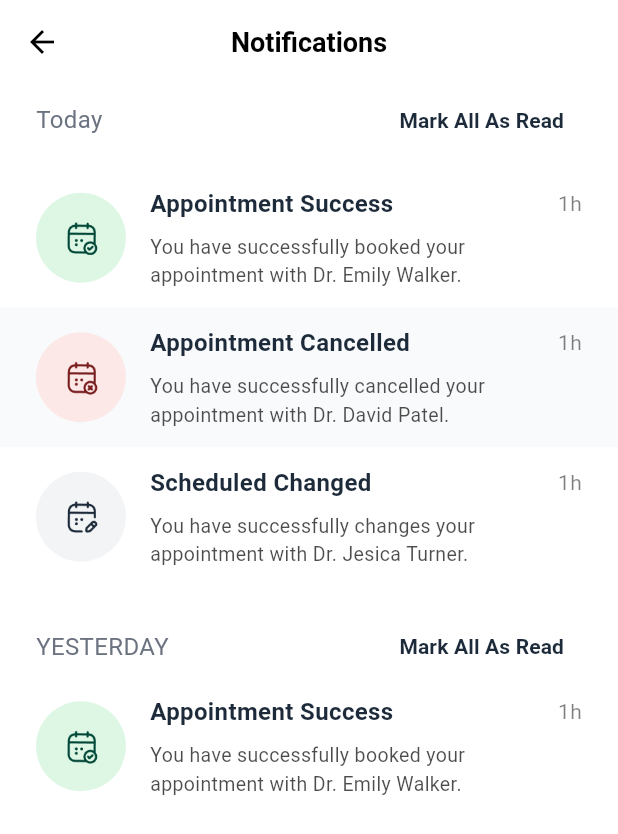
After one commit to AlbireoFinoe/nutrinest, a Flutter app: the NotfPage screen opened directly, on a phone screen of 412 x 824 dp. The commit adds this screen. Shown: the top 834 px of the screen. Run offline on Flutter 3.47's test engine with Material 3 defaults, Android fonts, the phone set to English and light mode, and no system bars.

Commit message:
notif page

```diff
--- a/lib/main.dart
+++ b/lib/main.dart
@@ -1,5 +1,6 @@
 import 'package:flutter/material.dart';
 import 'package:nutrinest_app/page/login_page.dart';
+import 'package:nutrinest_app/page/notif.dart';
 
 void main() {
   runApp(const MyApp());
@@ -18,7 +19,7 @@ class MyApp extends StatelessWidget {
         colorScheme: ColorScheme.fromSeed(seedColor: Colors.deepPurple),
         useMaterial3: true,
       ),
-      home: Login()
+      home: Login(),
     );
   }
 }
--- /dev/null
+++ b/lib/page/notif.dart
@@ -0,0 +1,366 @@
+import 'package:flutter/material.dart';
+
+class NotfPage extends StatefulWidget {
+  const NotfPage({super.key});
+
+  @override
+  State<NotfPage> createState() => _NotfPageState();
+}
+
+class _NotfPageState extends State<NotfPage> {
+  @override
+  Widget build(BuildContext context) {
+    return Scaffold(
+      backgroundColor: Colors.white,
+      appBar: AppBar(
+        backgroundColor: Colors.white,
+        elevation: 0,
+        leading: IconButton(
+          icon: Icon(Icons.arrow_back, color: Colors.black),
+          onPressed: () {
+            Navigator.of(context).pop();
+          },
+        ),
+        centerTitle: true,
+        title: Text(
+          'Notifications',
+          style: TextStyle(
+            color: Colors.black,
+            fontSize: 18,
+            fontWeight: FontWeight.w600,
+          ),
+        ),
+      ),
+      body: SingleChildScrollView(
+        child: Padding(
+          padding: const EdgeInsets.symmetric(),
+          child: Column(
+            crossAxisAlignment: CrossAxisAlignment.start,
+            children: [
+              Padding(
+                padding: const EdgeInsets.symmetric(horizontal: 24),
+                child: Row(
+                  mainAxisAlignment: MainAxisAlignment.spaceBetween,
+                  children: [
+                    Text(
+                      "Today",
+                      style: TextStyle(
+                        fontSize: 16,
+                        fontWeight: FontWeight.w400,
+                        color: Color(0xFF6B7280),
+                      ),
+                    ),
+                    TextButton(
+                      onPressed: () {},
+                      child: Text(
+                        "Mark All As Read",
+                        style: TextStyle(
+                          fontSize: 14,
+                          fontWeight: FontWeight.w700,
+                          color: Color(0xFF1C2A3A),
+                        ),
+                      ),
+                    )
+                  ],
+                ),
+              ),
+              SizedBox(
+                height: 8,
+              ),
+              Container(
+                padding: EdgeInsets.symmetric(vertical: 12),
+                child: Padding(
+                  padding: EdgeInsets.symmetric(horizontal: 24),
+                  child: Row(
+                    children: [
+                      Container(
+                        width: 60.0,
+                        height: 60.0,
+                        decoration: BoxDecoration(
+                          color: Color(0xFFDEF7E5),
+                          shape: BoxShape.circle,
+                        ),
+                        child: Center(
+                          child: Image.asset(
+                            'assets/calendartick.png',
+                            width: 24.0,
+                            height: 24.0,
+                          ),
+                        ),
+                      ),
+                      SizedBox(width: 16.0),
+                      Expanded(
+                        child: Column(
+                          crossAxisAlignment: CrossAxisAlignment.start,
+                          children: [
+                            Row(
+                              mainAxisAlignment: MainAxisAlignment.spaceBetween,
+                              children: [
+                                Text(
+                                  'Appointment Success',
+                                  style: TextStyle(
+                                    fontSize: 16.0,
+                                    fontWeight: FontWeight.w700,
+                                    color: Color(0xFF1C2A3A),
+                                  ),
+                                ),
+                                Text(
+                                  '1h',
+                                  style: TextStyle(
+                                    fontSize: 14.0,
+                                    fontWeight: FontWeight.w400,
+                                    color: Colors.black.withOpacity(0.5),
+                                  ),
+                                ),
+                              ],
+                            ),
+                            SizedBox(height: 8.0),
+                            Text(
+                              'You have successfully booked your appointment with Dr. Emily Walker.',
+                              style: TextStyle(
+                                fontSize: 13.0,
+                                fontWeight: FontWeight.w400,
+                                color: Colors.black.withOpacity(0.7),
+                              ),
+                            ),
+                          ],
+                        ),
+                      ),
+                    ],
+                  ),
+                ),
+              ),
+              Container(
+                padding: EdgeInsets.symmetric(vertical: 12),
+                color: Color(0xFFF9FAFB),
+                child: Padding(
+                  padding: EdgeInsets.symmetric(
+                    horizontal: 24,
+                  ),
+                  child: Row(
+                    children: [
+                      Container(
+                        width: 60.0,
+                        height: 60.0,
+                        decoration: BoxDecoration(
+                          shape: BoxShape.circle,
+                          color: Color(0xFFFDE8E8),
+                        ),
+                        child: Center(
+                          child: Image.asset(
+                            'assets/calendarremove.png',
+                            width: 24.0,
+                            height: 24.0,
+                          ),
+                        ),
+                      ),
+                      SizedBox(width: 16.0),
+                      Expanded(
+                        child: Column(
+                          crossAxisAlignment: CrossAxisAlignment.start,
+                          children: [
+                            Row(
+                              mainAxisAlignment: MainAxisAlignment.spaceBetween,
+                              children: [
+                                Text(
+                                  'Appointment Cancelled',
+                                  style: TextStyle(
+                                    fontSize: 16.0,
+                                    fontWeight: FontWeight.w700,
+                                    color: Color(0xFF1C2A3A),
+                                  ),
+                                ),
+                                Text(
+                                  '1h',
+                                  style: TextStyle(
+                                    fontSize: 14.0,
+                                    fontWeight: FontWeight.w400,
+                                    color: Colors.black.withOpacity(0.5),
+                                  ),
+                                ),
+                              ],
+                            ),
+                            SizedBox(height: 8.0),
+                            Text(
+                              'You have successfully cancelled your appointment with Dr. David Patel.',
+                              style: TextStyle(
+                                fontSize: 13.0,
+                                fontWeight: FontWeight.w400,
+                                color: Colors.black.withOpacity(0.7),
+                              ),
+                            ),
+                          ],
+                        ),
+                      ),
+                    ],
+                  ),
+                ),
+              ),
+              Container(
+                padding: EdgeInsets.symmetric(vertical: 12),
+                child: Padding(
+                  padding: EdgeInsets.symmetric(
+                    horizontal: 24,
+                  ),
+                  child: Row(
+                    children: [
+                      Container(
+                        width: 60.0,
+                        height: 60.0,
+                        decoration: BoxDecoration(
+                          shape: BoxShape.circle,
+                          color: Color(0xFFF3F4F6),
+                        ),
+                        child: Center(
+                          child: Image.asset(
+                            'assets/calendaredit.png',
+                            width: 24.0,
+                            height: 24.0,
+                          ),
+                        ),
+                      ),
+                      SizedBox(width: 16.0),
+                      Expanded(
+                        child: Column(
+                          crossAxisAlignment: CrossAxisAlignment.start,
+                          children: [
+                            Row(
+                              mainAxisAlignment: MainAxisAlignment.spaceBetween,
+                              children: [
+                                Text(
+                                  'Scheduled Changed',
+                                  style: TextStyle(
+                                    fontSize: 16.0,
+                                    fontWeight: FontWeight.w700,
+                                    color: Color(0xFF1C2A3A),
+                                  ),
+                                ),
+                                Text(
+                                  '1h',
+                                  style: TextStyle(
+                                    fontSize: 14.0,
+                                    fontWeight: FontWeight.w400,
+                                    color: Colors.black.withOpacity(0.5),
+                                  ),
+                                ),
+                              ],
+                            ),
+                            SizedBox(height: 8.0),
+                            Text(
+                              'You have successfully changes your appointment with Dr. Jesica Turner.',
+                              style: TextStyle(
+                                fontSize: 13.0,
+                                fontWeight: FontWeight.w400,
+                                color: Colors.black.withOpacity(0.7),
+                              ),
+                            ),
+                          ],
+                        ),
+                      ),
+                    ],
+                  ),
+                ),
+              ),
+              SizedBox(
+                height: 16,
+              ),
+              Padding(
+                padding: const EdgeInsets.symmetric(horizontal: 24),
+                child: Row(
+                  mainAxisAlignment: MainAxisAlignment.spaceBetween,
+                  children: [
+                    Text(
+                      "YESTERDAY",
+                      style: TextStyle(
+                        fontSize: 16,
+                        fontWeight: FontWeight.w400,
+                        color: Color(0xFF6B7280),
+                      ),
+                    ),
+                    TextButton(
+                      onPressed: () {},
+                      child: Text(
+                        "Mark All As Read",
+                        style: TextStyle(
+                          fontSize: 14,
+                          fontWeight: FontWeight.w700,
+                          color: Color(0xFF1C2A3A),
+                        ),
+                      ),
+                    )
+                  ],
+                ),
+              ),
+              SizedBox(
+                height: 8,
+              ),
+              Container(
+                padding: EdgeInsets.symmetric(),
+                child: Padding(
+                  padding: EdgeInsets.symmetric(horizontal: 24),
+                  child: Row(
+                    children: [
+                      Container(
+                        width: 60.0,
+                        height: 60.0,
+                        decoration: BoxDecoration(
+                          color: Color(0xFFDEF7E5),
+                          shape: BoxShape.circle,
+                        ),
+                        child: Center(
+                          child: Image.asset(
+                            'assets/calendartick.png',
+                            width: 24.0,
+                            height: 24.0,
+                          ),
+                        ),
+                      ),
+                      SizedBox(width: 16.0),
+                      Expanded(
+                        child: Column(
+                          crossAxisAlignment: CrossAxisAlignment.start,
+                          children: [
+                            Row(
+                              mainAxisAlignment: MainAxisAlignment.spaceBetween,
+                              children: [
+                                Text(
+                                  'Appointment Success',
+                                  style: TextStyle(
+                                    fontSize: 16.0,
+                                    fontWeight: FontWeight.w700,
+                                    color: Color(0xFF1C2A3A),
+                                  ),
+                                ),
+                                Text(
+                                  '1h',
+                                  style: TextStyle(
+                                    fontSize: 14.0,
+                                    fontWeight: FontWeight.w400,
+                                    color: Colors.black.withOpacity(0.5),
+                                  ),
+                                ),
+                              ],
+                            ),
+                            SizedBox(height: 8.0),
+                            Text(
+                              'You have successfully booked your appointment with Dr. Emily Walker.',
+                              style: TextStyle(
+                                fontSize: 13.0,
+                                fontWeight: FontWeight.w400,
+                                color: Colors.black.withOpacity(0.7),
+                              ),
+                            ),
+                          ],
+                        ),
+                      ),
+                    ],
+                  ),
+                ),
+              ),
+            ],
+          ),
+        ),
+      ),
+    );
+  }
+}
--- a/lib/widget/home.dart
+++ b/lib/widget/home.dart
@@ -1,4 +1,5 @@
 import 'package:flutter/material.dart';
+import 'package:nutrinest_app/page/notif.dart';
 import '../page/growth_detail.dart';
 
 class Home extends StatefulWidget {
@@ -82,10 +83,19 @@ class _HomeState extends State<Home> {
                             ],
                           ),
                         ),
-                        Image.asset(
-                          'assets/notifikasi.png',
-                          width: 28,
-                          height: 28,
+                        GestureDetector(
+                          onTap: () {
+                            Navigator.push(
+                              context,
+                              MaterialPageRoute(
+                                  builder: (context) => const NotfPage()),
+                            );
+                          },
+                          child: Image.asset(
+                            'assets/notifikasi.png',
+                            width: 28,
+                            height: 28,
+                          ),
                         ),
                       ],
                     ),
@@ -227,8 +237,7 @@ class _HomeState extends State<Home> {
                   itemCount: articleData.length,
                   itemBuilder: (context, index) {
                     final item = articleData[index];
-                    return _articleCardHorizontal(
-                        item['title']!, item['tag']!);
+                    return _articleCardHorizontal(item['title']!, item['tag']!);
                   },
                 ),
               ),
```
Also changed, not shown: assets/calendaredit.png (added), assets/calendarremove.png (added), assets/calendartick.png (added), pubspec.lock, 2 other files.
